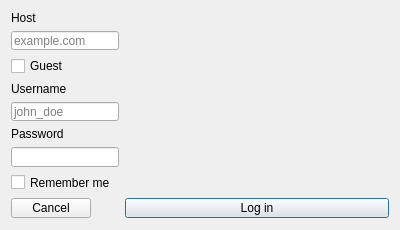
Above: src/ui/loginwindow.ui from ItsShamed/mosme before the change. Below: the same form after it.
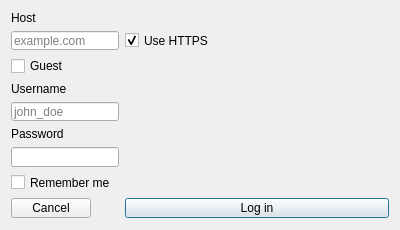
That is the form after the change.

Patch:
```diff
--- a/src/ui/loginwindow.ui
+++ b/src/ui/loginwindow.ui
@@ -114,6 +114,16 @@
      </property>
     </widget>
    </item>
+   <item row="1" column="1">
+    <widget class="QCheckBox" name="UseHttpsCheck">
+     <property name="text">
+      <string>Use HTTPS</string>
+     </property>
+     <property name="checked">
+      <bool>true</bool>
+     </property>
+    </widget>
+   </item>
   </layout>
  </widget>
  <resources/>
```
Left out of the diff: 4 changed lines with no effect on the pictures.
